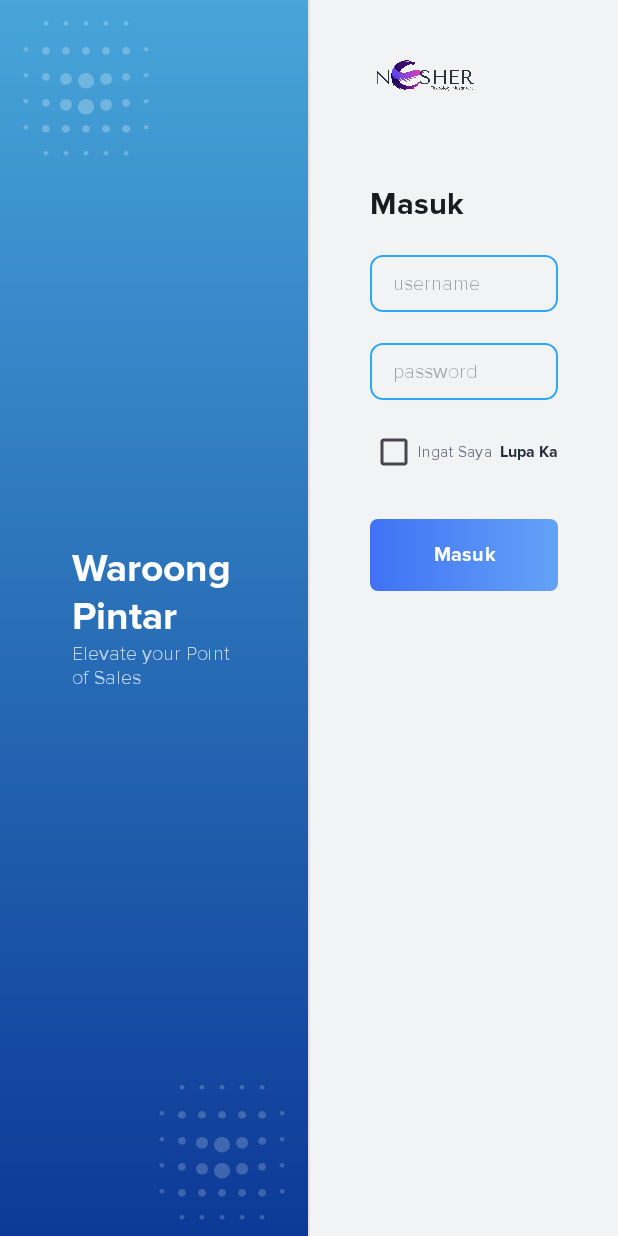
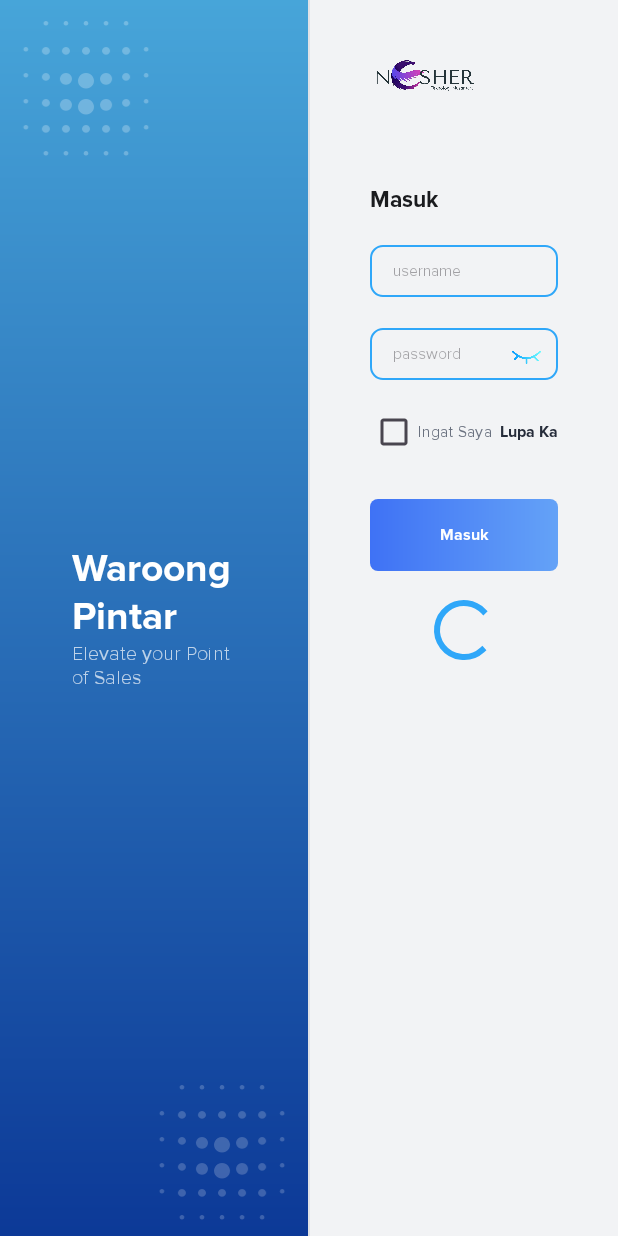
Before and after one commit to if414028/WaroongPintar, an Android app built with Jetpack Compose: the layout activity_login.xml on its own in the app's theme, with its tools: preview values and no code run, on a phone screen of 412 x 824 dp. Run offline under Robolectric (Android 15) with nearby library versions, the phone set to English and light mode, and no system bars.

```diff
--- a/app/src/main/res/layout-land/activity_login.xml
+++ b/app/src/main/res/layout-land/activity_login.xml
@@ -106,7 +106,7 @@
 
                 <!-- Company Logo -->
                 <ImageView
-                    android:id="@+id/companyLogo"
+                    android:id="@+id/ic_company_logo"
                     android:layout_width="@dimen/_56sdp"
                     android:layout_height="wrap_content"
                     android:layout_gravity="start"
@@ -127,7 +127,7 @@
 
                 <!-- Username -->
                 <EditText
-                    android:id="@+id/etUsername"
+                    android:id="@+id/et_username"
                     android:layout_width="match_parent"
                     android:layout_height="wrap_content"
                     android:layout_marginTop="@dimen/_16sdp"
@@ -143,11 +143,15 @@
                     android:textSize="@dimen/_8ssp" />
 
                 <!-- Password -->
-                <EditText
-                    android:id="@+id/etPassword"
+                <FrameLayout
                     android:layout_width="match_parent"
                     android:layout_height="wrap_content"
-                    android:layout_marginTop="@dimen/_16sdp"
+                    android:layout_marginTop="@dimen/_16sdp">
+
+                    <EditText
+                        android:id="@+id/et_password"
+                        android:layout_width="match_parent"
+                        android:layout_height="wrap_content"
                         android:background="@drawable/bg_edittext_outline"
                         android:fontFamily="@font/proxima_nova"
                         android:hint="password"
@@ -159,6 +163,17 @@
                         android:text="@={vm.password}"
                         android:textSize="@dimen/_8ssp" />
 
+                    <ImageView
+                        android:id="@+id/ic_toggle_password"
+                        android:layout_width="@dimen/_12sdp"
+                        android:layout_height="wrap_content"
+                        android:layout_gravity="center_vertical|end"
+                        android:layout_marginEnd="@dimen/_10sdp"
+                        android:adjustViewBounds="true"
+                        android:src="@drawable/ic_hide" />
+
+                </FrameLayout>
+
                 <!-- Ingat saya + Lupa kata sandi -->
                 <LinearLayout
                     android:layout_width="match_parent"
@@ -168,7 +183,7 @@
                     android:orientation="horizontal">
 
                     <com.google.android.material.checkbox.MaterialCheckBox
-                        android:id="@+id/cbRemember"
+                        android:id="@+id/cb_remember"
                         android:layout_width="wrap_content"
                         android:layout_height="wrap_content"
                         android:fontFamily="@font/proxima_nova"
@@ -177,7 +192,7 @@
                         android:textSize="@dimen/_8ssp" />
 
                     <TextView
-                        android:id="@+id/tvForgot"
+                        android:id="@+id/tv_forgot"
                         android:layout_width="wrap_content"
                         android:layout_height="wrap_content"
                         android:layout_weight="1"
@@ -185,7 +200,7 @@
                         android:textSize="@dimen/_12ssp" />
 
                     <TextView
-                        android:id="@+id/btnForgot"
+                        android:id="@+id/btn_forgot"
                         android:layout_width="wrap_content"
                         android:layout_height="wrap_content"
                         android:fontFamily="@font/proxima_nova"
@@ -198,7 +213,7 @@
 
                 <!-- Tombol Masuk -->
                 <com.google.android.material.button.MaterialButton
-                    android:id="@+id/btnLogin"
+                    android:id="@+id/btn_login"
                     android:layout_width="match_parent"
                     android:layout_height="wrap_content"
                     android:layout_marginTop="@dimen/_16sdp"
--- a/app/src/main/res/layout/activity_login.xml
+++ b/app/src/main/res/layout/activity_login.xml
@@ -3,6 +3,8 @@
     xmlns:app="http://schemas.android.com/apk/res-auto">
 
     <data>
+
+        <import type="android.view.View" />
 
         <variable
             name="vm"
@@ -104,7 +106,7 @@
 
                 <!-- Company Logo -->
                 <ImageView
-                    android:id="@+id/companyLogo"
+                    android:id="@+id/ic_company_logo"
                     android:layout_width="@dimen/_56sdp"
                     android:layout_height="wrap_content"
                     android:layout_gravity="start"
@@ -120,12 +122,12 @@
                     android:fontFamily="@font/proxima_nova"
                     android:text="Masuk"
                     android:textColor="@color/wp_textPrimary"
-                    android:textSize="@dimen/_16ssp"
+                    android:textSize="@dimen/_12ssp"
                     android:textStyle="bold" />
 
                 <!-- Username -->
                 <EditText
-                    android:id="@+id/etUsername"
+                    android:id="@+id/et_username"
                     android:layout_width="match_parent"
                     android:layout_height="wrap_content"
                     android:layout_marginTop="@dimen/_16sdp"
@@ -137,14 +139,19 @@
                     android:paddingTop="@dimen/_8sdp"
                     android:paddingEnd="@dimen/_12sdp"
                     android:paddingBottom="@dimen/_8sdp"
-                    android:textSize="@dimen/_10ssp" />
+                    android:text="@={vm.email}"
+                    android:textSize="@dimen/_8ssp" />
 
                 <!-- Password -->
-                <EditText
-                    android:id="@+id/etPassword"
+                <FrameLayout
                     android:layout_width="match_parent"
                     android:layout_height="wrap_content"
-                    android:layout_marginTop="@dimen/_16sdp"
+                    android:layout_marginTop="@dimen/_16sdp">
+
+                    <EditText
+                        android:id="@+id/et_password"
+                        android:layout_width="match_parent"
+                        android:layout_height="wrap_content"
                         android:background="@drawable/bg_edittext_outline"
                         android:fontFamily="@font/proxima_nova"
                         android:hint="password"
@@ -153,7 +160,19 @@
                         android:paddingTop="@dimen/_8sdp"
                         android:paddingEnd="@dimen/_12sdp"
                         android:paddingBottom="@dimen/_8sdp"
-                    android:textSize="@dimen/_10ssp" />
+                        android:text="@={vm.password}"
+                        android:textSize="@dimen/_8ssp" />
+
+                    <ImageView
+                        android:id="@+id/ic_toggle_password"
+                        android:layout_width="@dimen/_16sdp"
+                        android:layout_height="wrap_content"
+                        android:layout_gravity="center_vertical|end"
+                        android:layout_marginEnd="@dimen/_8sdp"
+                        android:adjustViewBounds="true"
+                        android:src="@drawable/ic_hide" />
+
+                </FrameLayout>
 
                 <!-- Ingat saya + Lupa kata sandi -->
                 <LinearLayout
@@ -164,7 +183,7 @@
                     android:orientation="horizontal">
 
                     <com.google.android.material.checkbox.MaterialCheckBox
-                        android:id="@+id/cbRemember"
+                        android:id="@+id/cb_remember"
                         android:layout_width="wrap_content"
                         android:layout_height="wrap_content"
                         android:fontFamily="@font/proxima_nova"
@@ -173,7 +192,7 @@
                         android:textSize="@dimen/_8ssp" />
 
                     <TextView
-                        android:id="@+id/tvForgot"
+                        android:id="@+id/tv_forgot"
                         android:layout_width="wrap_content"
                         android:layout_height="wrap_content"
                         android:layout_weight="1"
@@ -181,7 +200,7 @@
                         android:textSize="@dimen/_12ssp" />
 
                     <TextView
-                        android:id="@+id/btnForgot"
+                        android:id="@+id/btn_forgot"
                         android:layout_width="wrap_content"
                         android:layout_height="wrap_content"
                         android:fontFamily="@font/proxima_nova"
@@ -194,20 +213,29 @@
 
                 <!-- Tombol Masuk -->
                 <com.google.android.material.button.MaterialButton
-                    android:id="@+id/btnLogin"
+                    android:id="@+id/btn_login"
                     android:layout_width="match_parent"
                     android:layout_height="wrap_content"
                     android:layout_marginTop="@dimen/_16sdp"
                     android:background="@drawable/bg_button_gradient"
                     android:elevation="@dimen/_4sdp"
+                    android:enabled="@{vm.loading ? false : true}"
                     android:fontFamily="@font/proxima_nova"
                     android:padding="@dimen/_4sdp"
                     android:text="Masuk"
                     android:textColor="@android:color/white"
-                    android:textSize="@dimen/_10ssp"
+                    android:textSize="@dimen/_8ssp"
                     android:textStyle="bold"
                     app:backgroundTint="@null"
                     app:rippleColor="@android:color/white" />
+
+                <ProgressBar
+                    android:id="@+id/progress"
+                    android:layout_width="wrap_content"
+                    android:layout_height="wrap_content"
+                    android:layout_gravity="center_horizontal"
+                    android:layout_marginTop="@dimen/_12sdp"
+                    android:visibility="@{vm.loading ? View.VISIBLE : View.GONE}" />
 
             </LinearLayout>
         </ScrollView>
```
Also changed, not shown: app/src/main/java/com/nesher/waroongpintar/login/LoginActivity.kt (+58 -4 lines), app/src/main/java/com/nesher/waroongpintar/login/LoginViewModel.kt (+20 -5 lines), app/src/main/res/drawable/ic_hide.webp (added), app/src/main/res/drawable/ic_view.webp (added). Lines whose indentation alone changed are shown as unchanged.
